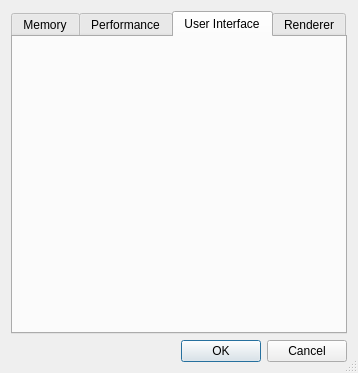
This is UI/UI/SettingsDlg.ui in SCIInstitute/ImageVis3D as Qt 5 draws it before an edit. The edited form follows.
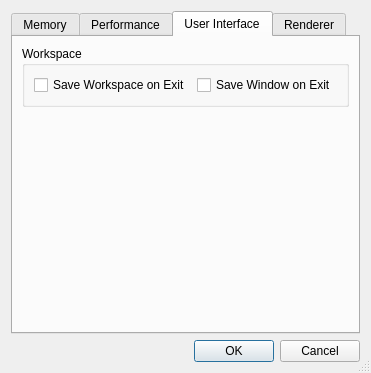
This is the edited form. The open tabs and pages were chosen to show the change.

Commit message: - heavy refactoring "everywhere" - added autosave option for geometry and workspace as well as an empty default workspace (also removed Default.geo and Default.wsp from SVN) - removed the RenderWin BMPs - removed the simple BMP loader and replaced it with QT image classes in the mem-manager

Diff of the .ui file:
```diff
--- a/UI/UI/SettingsDlg.ui
+++ b/UI/UI/SettingsDlg.ui
@@ -525,17 +525,47 @@
       </layout>
      </widget>
      <widget class="QWidget" name="tabUI" >
-      <property name="geometry" >
-       <rect>
-        <x>8</x>
-        <y>28</y>
-        <width>334</width>
-        <height>297</height>
-       </rect>
-      </property>
       <attribute name="title" >
        <string>User Interface</string>
       </attribute>
+      <layout class="QVBoxLayout" name="verticalLayout_8" >
+       <item>
+        <widget class="QGroupBox" name="groupBox_5" >
+         <property name="title" >
+          <string>Workspace</string>
+         </property>
+         <layout class="QHBoxLayout" name="horizontalLayout_6" >
+          <item>
+           <widget class="QCheckBox" name="checkBox_SaveWSPOnExit" >
+            <property name="text" >
+             <string>Save Workspace on Exit</string>
+            </property>
+           </widget>
+          </item>
+          <item>
+           <widget class="QCheckBox" name="checkBox_SaveGEOOnExit" >
+            <property name="text" >
+             <string>Save Window on Exit</string>
+            </property>
+           </widget>
+          </item>
+         </layout>
+        </widget>
+       </item>
+       <item>
+        <spacer name="verticalSpacer" >
+         <property name="orientation" >
+          <enum>Qt::Vertical</enum>
+         </property>
+         <property name="sizeHint" stdset="0" >
+          <size>
+           <width>20</width>
+           <height>40</height>
+          </size>
+         </property>
+        </spacer>
+       </item>
+      </layout>
      </widget>
      <widget class="QWidget" name="tabRenderer" >
       <property name="geometry" >
```
Left out of the diff: 26 changed lines with no effect on the pictures. The commit also changes 17 other files.
